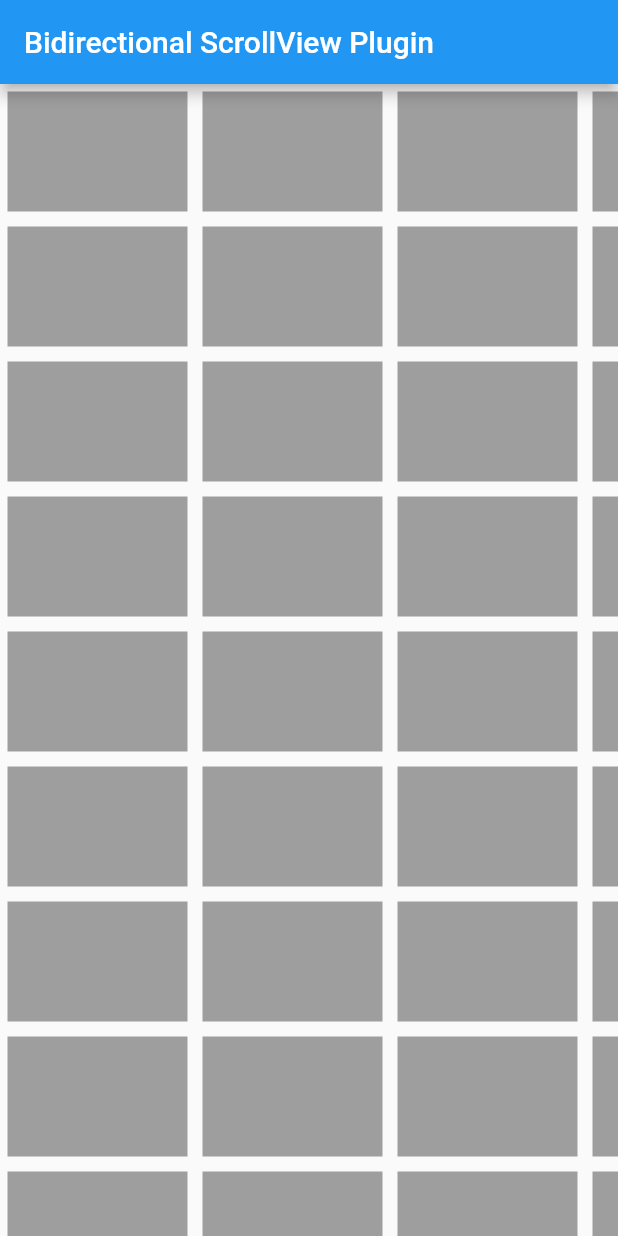
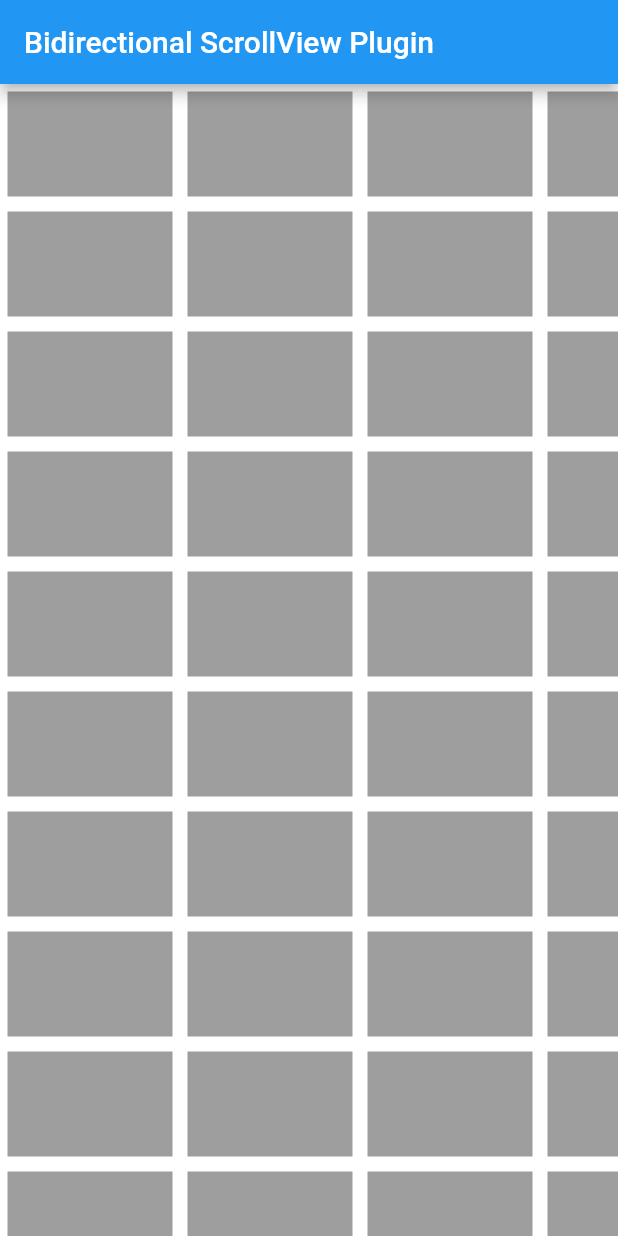
Before and after one commit to toufikzitouni/flutter-bidirectional_scrollview_plugin, a Flutter app: the screen it shows after launch, on a phone screen of 412 x 824 dp. Run offline on Flutter 3.47's test engine with Material 2 defaults, Android fonts, the phone set to English and light mode, and no system bars.

```diff
--- a/example/lib/main.dart
+++ b/example/lib/main.dart
@@ -20,7 +20,10 @@ class _MyAppState extends State<MyApp> {
           title: new Text('Bidirectional ScrollView Plugin'),
         ),
         body: new Center(
-          child: new BidirectionalScrollViewPlugin(child: _buildWidgets()),
+          child: new BidirectionalScrollViewPlugin(
+            child: _buildWidgets(),
+            velocityFactor: 2.0,
+          ),
         ),
       ),
     );
@@ -31,10 +34,13 @@ class _MyAppState extends State<MyApp> {
 
     for (int i = 0; i < 10; i++) {
       list.add(new Container(
-        margin: new EdgeInsets.all(5.0),
-        color: Colors.grey,
+        padding: new EdgeInsets.all(5.0),
+        color: Colors.white,
         height: 80.0,
         width: 120.0,
+        child: new Container(
+          color: Colors.grey,
+        ),
       ));
     }
 
@@ -90,6 +96,26 @@ class _MyAppState extends State<MyApp> {
             return widget;
           }).toList(),
         ),
+        new Column(
+          children: list.map((widget) {
+            return widget;
+          }).toList(),
+        ),
+        new Column(
+          children: list.map((widget) {
+            return widget;
+          }).toList(),
+        ),
+        new Column(
+          children: list.map((widget) {
+            return widget;
+          }).toList(),
+        ),
+        new Column(
+          children: list.map((widget) {
+            return widget;
+          }).toList(),
+        ),
       ],
     );
   }
--- a/lib/bidirectional_scroll_view.dart
+++ b/lib/bidirectional_scroll_view.dart
@@ -2,25 +2,30 @@ import 'package:flutter/cupertino.dart';
 import 'package:flutter/foundation.dart';
 
 class BidirectionalScrollViewPlugin extends StatefulWidget {
-  const BidirectionalScrollViewPlugin({@required this.child});
+  const BidirectionalScrollViewPlugin({@required this.child,
+    this.velocityFactor});
 
   final Widget child;
+  final double velocityFactor;
 
   @override
   State<StatefulWidget> createState() {
-    return new _BidirectionalScrollViewState(child);
+    return new _BidirectionalScrollViewState(child, velocityFactor);
   }
 }
 
 class _BidirectionalScrollViewState extends State<BidirectionalScrollViewPlugin>
     with SingleTickerProviderStateMixin {
-  static const double _kMinFlingVelocity = 1.0;
+  Widget _child;
+  double velocityFactor = 1.0;
 
-  Widget _child;
   bool enableFling = false;
 
-  _BidirectionalScrollViewState(Widget child) {
+  _BidirectionalScrollViewState(Widget child, double velocityFactor) {
     _child = child;
+    if (velocityFactor != null) {
+      this.velocityFactor = velocityFactor;
+    }
   }
 
   final GlobalKey _containerKey = new GlobalKey();
@@ -42,7 +47,8 @@ class _BidirectionalScrollViewState extends State<BidirectionalScrollViewPlugin>
   }
 
   void _handleFlingAnimation() {
-    if (!enableFling || _flingAnimation.value.dx.isNaN || _flingAnimation.value.dy.isNaN) {
+    if (!enableFling || _flingAnimation.value.dx.isNaN ||
+        _flingAnimation.value.dy.isNaN) {
       return;
     }
 
@@ -123,11 +129,7 @@ class _BidirectionalScrollViewState extends State<BidirectionalScrollViewPlugin>
 
   void _handlePanEnd(DragEndDetails details) {
     final double magnitude = details.velocity.pixelsPerSecond.distance;
-    final double velocity = magnitude / 1000.0;
-
-    if (velocity < _kMinFlingVelocity) {
-      return;
-    }
+    final double velocity = magnitude / 1000;
 
     final Offset direction = details.velocity.pixelsPerSecond / magnitude;
     final double distance = (Offset.zero & context.size).shortestSide;
@@ -138,7 +140,7 @@ class _BidirectionalScrollViewState extends State<BidirectionalScrollViewPlugin>
     enableFling = true;
     _flingAnimation = new Tween<Offset>(
         begin: new Offset(0.0, 0.0),
-        end: direction * distance
+        end: direction * distance * velocityFactor
     ).animate(_controller);
     _controller
       ..value = 0.0
```
